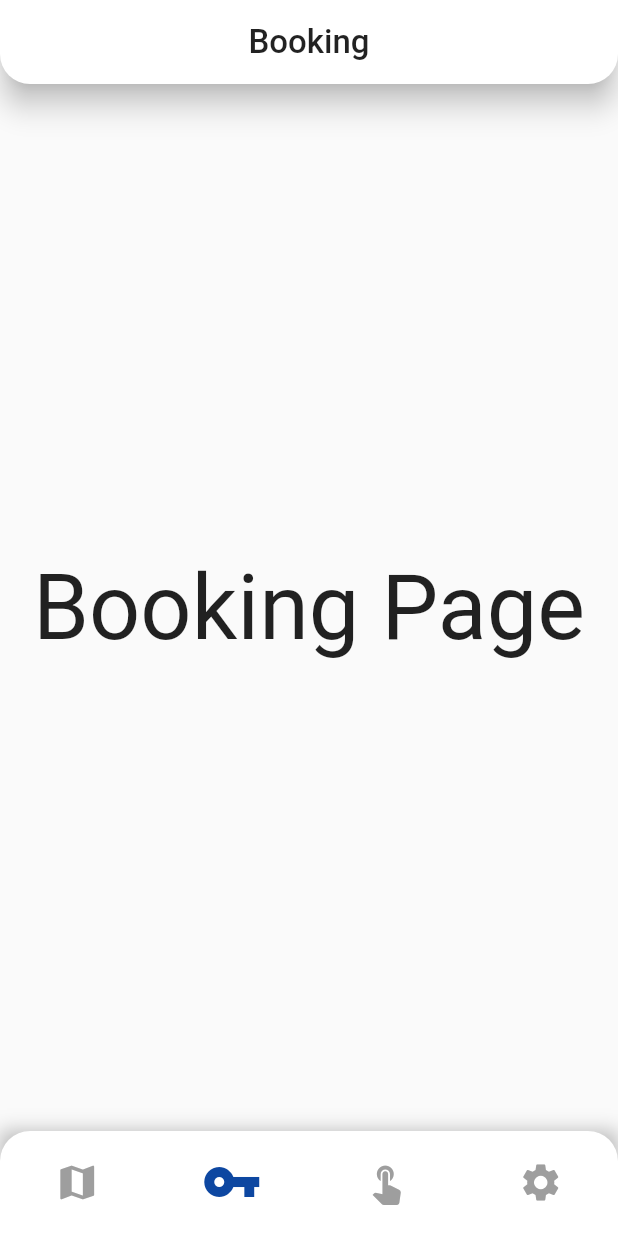
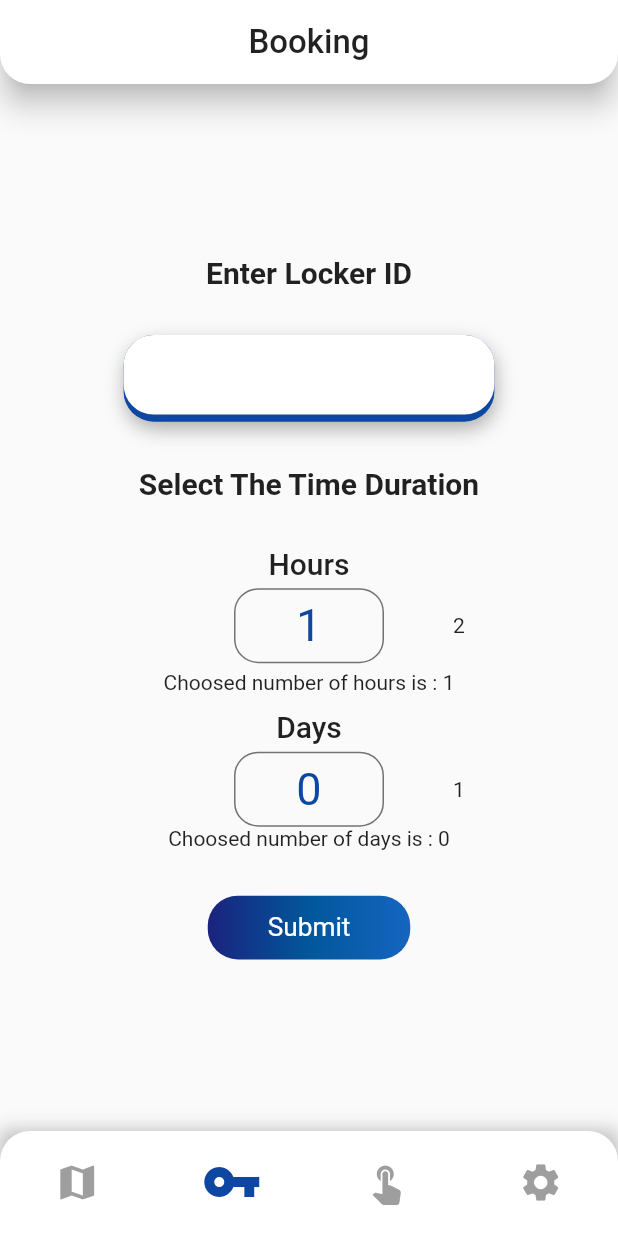
Before and after one commit to cepdnaclk/e17-3yp-Smart-Locker, a Flutter app: the screen it shows after launch, item 2 of the bottom bar chosen, on a phone screen of 412 x 824 dp. Run offline on Flutter 3.47's test engine with Material 2 defaults, Android fonts, the phone set to English and light mode, and no system bars; drawn by our look-alikes of numberpicker.

Commit message:
purchasing page

```diff
--- a/FrontEndApplication/smart_locker/lib/pages/homepages/booking.dart
+++ b/FrontEndApplication/smart_locker/lib/pages/homepages/booking.dart
@@ -1,13 +1,19 @@
 import 'package:flutter/material.dart';
+import 'package:smart_locker/widgets/datainput.dart';
+
+import 'package:smart_locker/widgets/submitbutton.dart';
+import 'package:smart_locker/widgets/durationpicker.dart';
 
 class BookingPage extends StatefulWidget {
   const BookingPage({Key? key}) : super(key: key);
-
   @override
   _BookingPageState createState() => _BookingPageState();
 }
 
 class _BookingPageState extends State<BookingPage> {
+  final idController = TextEditingController();
+  final durationPicker = DurationPicker();
+
   @override
   Widget build(BuildContext context) {
     return Scaffold(
@@ -26,9 +32,44 @@
         ),
       ),
       body: Center(
-        child: Text(
-          'Booking Page',
-          style: TextStyle(fontSize: 60),
+        child: SingleChildScrollView(
+          child: Form(
+            child: Column(
+              children: [
+                Text(
+                  "Enter Locker ID",
+                  style: TextStyle(
+                    fontSize: 20,
+                    fontWeight: FontWeight.bold,
+                  ),
+                ),
+                SizedBox(
+                  height: 30,
+                ),
+                DataInput(
+                  dataController: idController,
+                ),
+                SizedBox(
+                  height: 30,
+                ),
+                Text(
+                  "Select The Time Duration",
+                  style: TextStyle(
+                    fontSize: 20,
+                    fontWeight: FontWeight.bold,
+                  ),
+                ),
+                SizedBox(
+                  height: 30,
+                ),
+                durationPicker,
+                SizedBox(
+                  height: 30,
+                ),
+                SubmitButton(onSubmitHandler: () {}, text: "Submit"),
+              ],
+            ),
+          ),
         ),
       ),
     );
--- /dev/null
+++ b/FrontEndApplication/smart_locker/lib/widgets/datainput.dart
@@ -0,0 +1,49 @@
+import 'package:flutter/material.dart';
+
+class DataInput extends StatelessWidget {
+  const DataInput({
+    Key? key,
+    required this.dataController,
+  }) : super(key: key);
+
+  final TextEditingController dataController;
+
+  @override
+  Widget build(BuildContext context) {
+    return Container(
+      width: MediaQuery.of(context).size.width * 0.6,
+      height: MediaQuery.of(context).size.width * 0.14,
+      decoration: BoxDecoration(
+        color: Colors.blue[900],
+        borderRadius: BorderRadius.circular(20.0),
+        boxShadow: [
+          BoxShadow(
+            offset: Offset(1, 5),
+            blurRadius: 10.0,
+            color: Colors.black.withOpacity(0.3),
+          ),
+        ],
+      ),
+      child: TextField(
+          cursorColor: Colors.blue[900],
+          controller: dataController,
+          keyboardType: TextInputType.text,
+          style: TextStyle(
+            fontSize: 20.0,
+            color: Colors.black,
+          ),
+          decoration: InputDecoration(
+              contentPadding: EdgeInsets.fromLTRB(20.0, 15.0, 20.0, 15.0),
+              border: OutlineInputBorder(
+                borderSide: BorderSide(color: Colors.blue, width: 32.0),
+                borderRadius: BorderRadius.circular(20.0),
+              ),
+              enabledBorder: OutlineInputBorder(
+                  borderSide: BorderSide(color: Colors.white, width: 32.0),
+                  borderRadius: BorderRadius.circular(20.0)),
+              focusedBorder: OutlineInputBorder(
+                  borderSide: BorderSide(color: Colors.white70, width: 32.0),
+                  borderRadius: BorderRadius.circular(20.0)))),
+    );
+  }
+}
--- /dev/null
+++ b/FrontEndApplication/smart_locker/lib/widgets/durationpicker.dart
@@ -0,0 +1,56 @@
+import 'package:flutter/material.dart';
+import 'package:numberpicker/numberpicker.dart';
+
+class DurationPicker extends StatefulWidget {
+  @override
+  _DurationPickerState createState() => _DurationPickerState();
+}
+
+class _DurationPickerState extends State<DurationPicker> {
+  int _currentHoursIntValue = 1;
+  int _currentDaysIntValue = 0;
+  @override
+  Widget build(BuildContext context) {
+    return Column(
+      children: <Widget>[
+        //Divider(color: Colors.grey, height: 32),
+        Text('Hours', style: Theme.of(context).textTheme.headline6),
+        SizedBox(height: 5),
+        NumberPicker(
+          selectedTextStyle: TextStyle(color: Colors.blue[900], fontSize: 30),
+          value: _currentHoursIntValue,
+          minValue: 1,
+          maxValue: 24,
+          step: 1,
+          itemHeight: 50,
+          axis: Axis.horizontal,
+          onChanged: (value) => setState(() => _currentHoursIntValue = value),
+          decoration: BoxDecoration(
+            borderRadius: BorderRadius.circular(16),
+            border: Border.all(color: Colors.black54),
+          ),
+        ),
+        SizedBox(height: 5),
+        Text('Choosed number of hours is : $_currentHoursIntValue'),
+        SizedBox(height: 10),
+        Text('Days', style: Theme.of(context).textTheme.headline6),
+        SizedBox(height: 5),
+        NumberPicker(
+          selectedTextStyle: TextStyle(color: Colors.blue[900], fontSize: 30),
+          value: _currentDaysIntValue,
+          minValue: 0,
+          maxValue: 31,
+          step: 1,
+          itemHeight: 50,
+          axis: Axis.horizontal,
+          onChanged: (value) => setState(() => _currentDaysIntValue = value),
+          decoration: BoxDecoration(
+            borderRadius: BorderRadius.circular(16),
+            border: Border.all(color: Colors.black54),
+          ),
+        ),
+        Text('Choosed number of days is : $_currentDaysIntValue'),
+      ],
+    );
+  }
+}
--- a/FrontEndApplication/smart_locker/lib/widgets/submitbutton.dart
+++ b/FrontEndApplication/smart_locker/lib/widgets/submitbutton.dart
@@ -36,7 +36,7 @@
           text,
           style: TextStyle(
             fontSize: 17.5,
-            fontWeight: FontWeight.w300,
+            fontWeight: FontWeight.w400,
           ),
         ),
         onPressed: onSubmitHandler,
--- a/FrontEndApplication/smart_locker/pubspec.yaml
+++ b/FrontEndApplication/smart_locker/pubspec.yaml
@@ -28,6 +28,7 @@
   # The following adds the Cupertino Icons font to your application.
   # Use with the CupertinoIcons class for iOS style icons.
   cupertino_icons: ^1.0.2
+  numberpicker: ^2.1.1
 
 dev_dependencies:
   flutter_test:
```
Also changed, not shown: FrontEndApplication/smart_locker/pubspec.lock.
